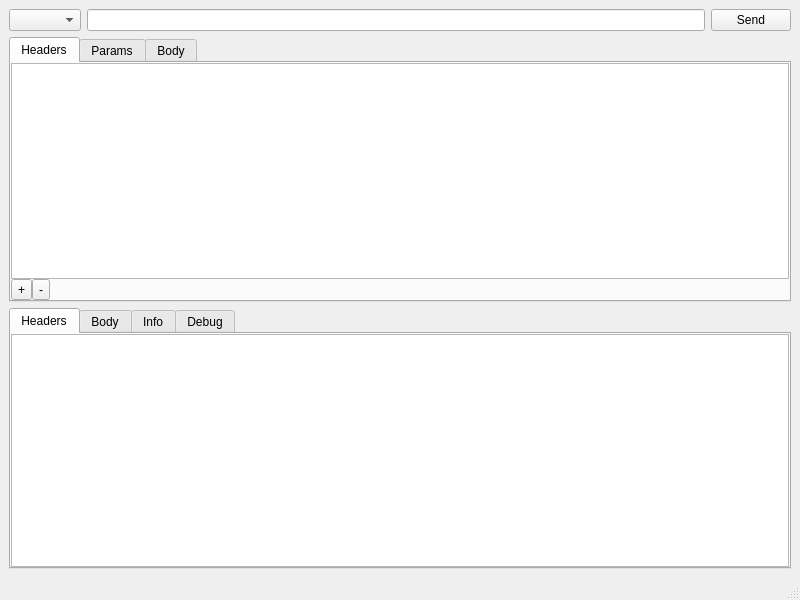
Above: mainwindow.ui from jesusha123/comet before the change. Below: the same form after it.
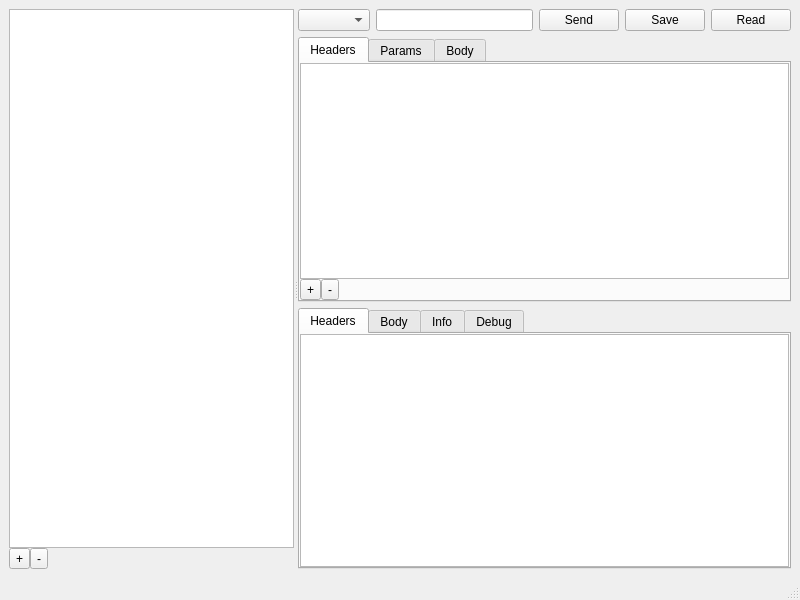
That is the form after the change. Custom widgets are drawn as their Qt base class.

Commit message: Add collection view and storage

Patch:
```diff
--- a/mainwindow.ui
+++ b/mainwindow.ui
@@ -14,7 +14,58 @@
    <string>Comet</string>
   </property>
   <widget class="QWidget" name="centralwidget">
-   <layout class="QVBoxLayout" name="verticalLayout">
+   <layout class="QHBoxLayout" name="horizontalLayout_5">
+    <item>
+     <widget class="QSplitter" name="splitter">
+      <property name="orientation">
+       <enum>Qt::Horizontal</enum>
+      </property>
+      <widget class="QWidget" name="layoutWidget">
+       <layout class="QVBoxLayout" name="collectionLayout">
+        <property name="spacing">
+         <number>0</number>
+        </property>
+        <item>
+         <widget class="QTreeView" name="collectionView"/>
+        </item>
+        <item>
+         <layout class="QHBoxLayout" name="horizontalLayout_6">
+          <property name="spacing">
+           <number>0</number>
+          </property>
+          <item>
+           <widget class="QToolButton" name="addCollectionButton">
+            <property name="text">
+             <string>+</string>
+            </property>
+           </widget>
+          </item>
+          <item>
+           <widget class="QToolButton" name="removeCollectionButton">
+            <property name="text">
+             <string>-</string>
+            </property>
+           </widget>
+          </item>
+          <item>
+           <spacer name="horizontalSpacer_4">
+            <property name="orientation">
+             <enum>Qt::Horizontal</enum>
+            </property>
+            <property name="sizeHint" stdset="0">
+             <size>
+              <width>40</width>
+              <height>20</height>
+             </size>
+            </property>
+           </spacer>
+          </item>
+         </layout>
+        </item>
+       </layout>
+      </widget>
+      <widget class="QWidget" name="layoutWidget">
+       <layout class="QVBoxLayout" name="reqRespLayout">
     <item>
      <layout class="QHBoxLayout" name="horizontalLayout">
       <item>
@@ -37,6 +88,20 @@
         </property>
        </widget>
       </item>
+          <item>
+           <widget class="QPushButton" name="saveButton">
+            <property name="text">
+             <string>Save</string>
+            </property>
+           </widget>
+          </item>
+          <item>
+           <widget class="QPushButton" name="readButton">
+            <property name="text">
+             <string>Read</string>
+            </property>
+           </widget>
+          </item>
      </layout>
     </item>
     <item>
@@ -322,6 +387,10 @@
        <attribute name="title">
         <string>Debug</string>
        </attribute>
+          </widget>
+         </widget>
+        </item>
+       </layout>
       </widget>
      </widget>
     </item>
```
Lines whose indentation alone changed are shown as unchanged. The commit also changes 8 other files.
